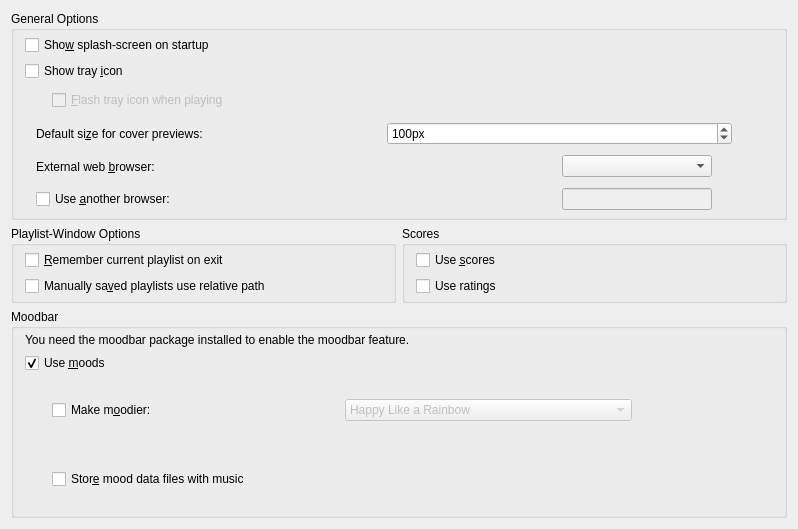
Qt form src/configdialog/dialogs/GeneralConfig.ui (KDE/amarok) before a commit.
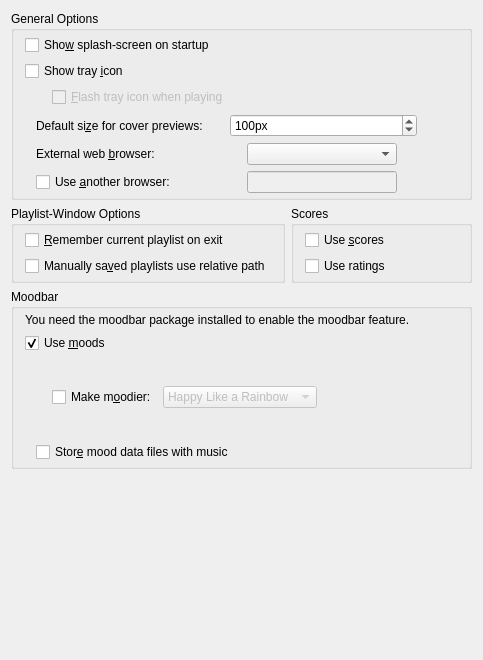
The same form after that commit. Custom widgets are drawn as their Qt base class.

What changed in the file:
```diff
--- a/src/configdialog/dialogs/GeneralConfig.ui
+++ b/src/configdialog/dialogs/GeneralConfig.ui
@@ -5,8 +5,8 @@
    <rect>
     <x>0</x>
     <y>0</y>
-    <width>798</width>
-    <height>529</height>
+    <width>478</width>
+    <height>660</height>
    </rect>
   </property>
   <property name="sizePolicy" >
@@ -15,8 +15,8 @@
     <verstretch>0</verstretch>
    </sizepolicy>
   </property>
-  <layout class="QGridLayout" >
-   <item row="0" column="0" colspan="2" >
+  <layout class="QGridLayout" name="gridLayout" >
+   <item row="0" column="0" >
     <widget class="QGroupBox" name="generalBox" >
      <property name="title" >
       <string>General Options</string>
@@ -340,6 +340,8 @@
     </widget>
    </item>
    <item row="1" column="0" >
+    <layout class="QHBoxLayout" name="horizontalLayout" >
+     <item>
     <widget class="QGroupBox" name="groupBox2" >
      <property name="title" >
       <string>Playlist-Window Options</string>
@@ -389,7 +391,7 @@
      </layout>
     </widget>
    </item>
-   <item row="1" column="1" >
+     <item>
     <widget class="QGroupBox" name="groupBox" >
      <property name="title" >
       <string>Scores</string>
@@ -427,7 +429,9 @@
      </layout>
     </widget>
    </item>
-   <item row="2" column="0" colspan="2" >
+    </layout>
+   </item>
+   <item row="2" column="0" >
     <widget class="QGroupBox" name="moodFrame" >
      <property name="title" >
       <string>Moodbar</string>
@@ -571,22 +575,6 @@
         <property name="bottomMargin" >
          <number>0</number>
         </property>
-        <item>
-         <spacer>
-          <property name="orientation" >
-           <enum>Qt::Vertical</enum>
-          </property>
-          <property name="sizeType" >
-           <enum>QSizePolicy::Expanding</enum>
-          </property>
-          <property name="sizeHint" stdset="0" >
-           <size>
-            <width>16</width>
-            <height>21</height>
-           </size>
-          </property>
-         </spacer>
-        </item>
         <item>
          <widget class="QCheckBox" name="kcfg_MoodsWithMusic" >
           <property name="enabled" >
@@ -608,6 +596,19 @@
      </layout>
     </widget>
    </item>
+   <item row="3" column="0" >
+    <spacer name="verticalSpacer" >
+     <property name="orientation" >
+      <enum>Qt::Vertical</enum>
+     </property>
+     <property name="sizeHint" stdset="0" >
+      <size>
+       <width>20</width>
+       <height>150</height>
+      </size>
+     </property>
+    </spacer>
+   </item>
   </layout>
  </widget>
  <layoutdefault spacing="6" margin="11" />
```
Left out of the diff: 34 changed lines with no effect on the pictures. Lines whose indentation alone changed are shown as unchanged.
